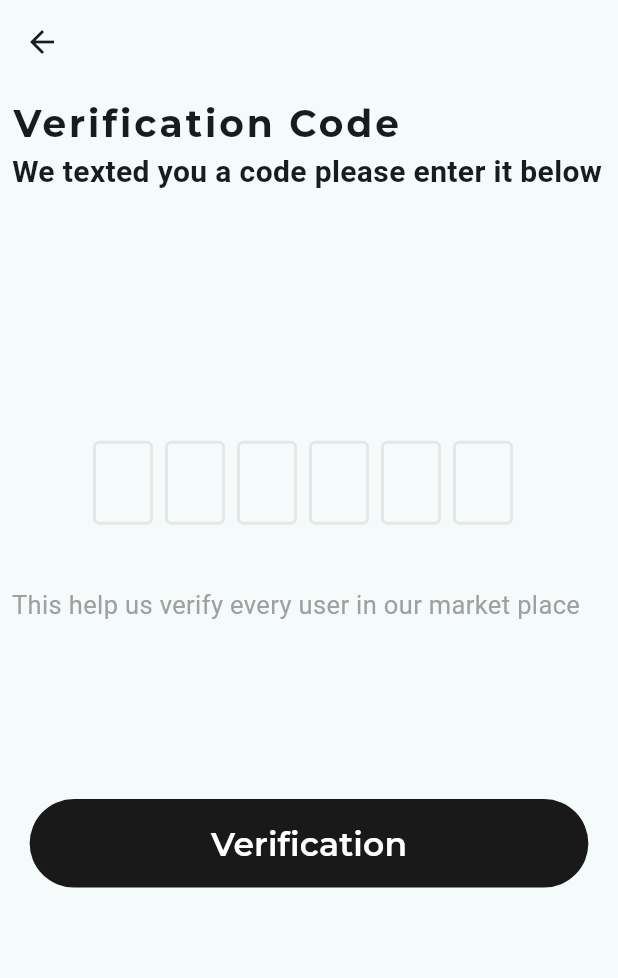
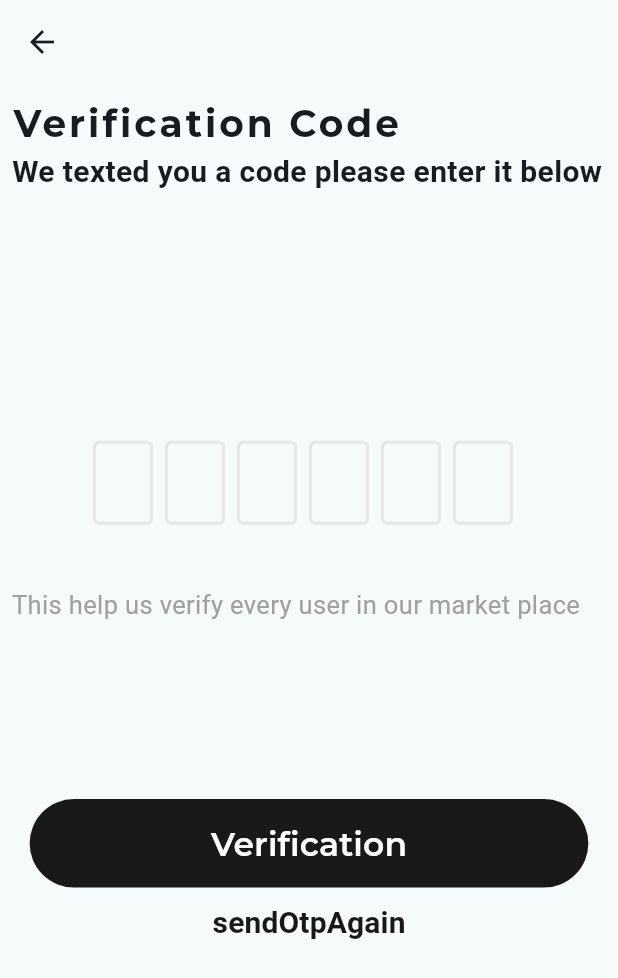
Before and after one commit to YoussefElShorbagy21/trucker, a Flutter app: the VerifyScreen screen opened directly with empty values, on a phone screen of 412 x 824 dp. Shown: the top 978 px of the screen. Run offline on Flutter 3.47's test engine with Material 2 defaults, Android fonts, the phone set to English and light mode, and no system bars; drawn by our look-alikes of flutter_otp_text_field; our stand-ins replace animated_splash_screen, awesome_snackbar_content, bloc, cached_network_image, contained_tab_bar_view, dio and 13 more; missing offline and left inert: bottom_bar, favorite_button; accounts and stored records are empty; network calls fail.

Commit message:
add text button send otp again

```diff
--- a/lib/modules/customer/screens/Sign Up Screen/cubit/register_state.dart
+++ b/lib/modules/customer/screens/Sign Up Screen/cubit/register_state.dart
@@ -25,3 +25,7 @@ class ErrorUpdatePassword extends RegisterState {}
 class LoadingVerifyEmail extends RegisterState {}
 class SuccessVerifyEmail extends RegisterState {}
 class ErrorVerifyEmail extends RegisterState {}
+
+class LoadingVerifyEmailAgain extends RegisterState {}
+class SuccessVerifyEmailAgain extends RegisterState {}
+class ErrorVerifyEmailAgain extends RegisterState {}
--- a/lib/modules/customer/screens/Sign Up Screen/verfiy_screen.dart
+++ b/lib/modules/customer/screens/Sign Up Screen/verfiy_screen.dart
@@ -116,6 +116,16 @@ class VerifyScreen extends StatelessWidget {
                     return const Center(child: CircularProgressIndicator()) ;
                   }
               ),
+              Center(
+                child: TextButton(onPressed: () {
+                  RegisterCubit.get(context).sendOtpAgain(tokenVerify);
+                },
+                  child:  Text('sendOtpAgain',style: TextStyle(
+                    fontWeight: FontWeight.bold,
+                    fontSize: 20,
+                    color: ColorManager.black,
+                  ),),),
+              ),
             ],
           ),
         ),
```
Also changed, not shown: lib/modules/customer/screens/Sign Up Screen/cubit/register_cubit.dart (+14 -0 lines).
